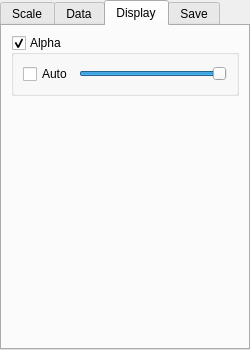
The window that lib/util/PlotWidget/plotConfigTemplate.ui (acq4/acq4) describes before a commit, drawn with Qt 5.
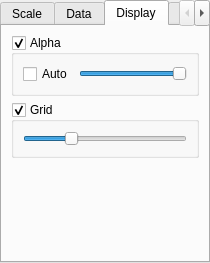
The same window after the commit. The open tabs and pages were chosen to show the change.

Commit message: bugfixes log plots plot grid control auto plot range in patch mod

Diff of the .ui file:
```diff
--- a/lib/util/PlotWidget/plotConfigTemplate.ui
+++ b/lib/util/PlotWidget/plotConfigTemplate.ui
@@ -6,8 +6,8 @@
    <rect>
     <x>0</x>
     <y>0</y>
-    <width>250</width>
-    <height>350</height>
+    <width>210</width>
+    <height>216</height>
    </rect>
   </property>
   <property name="maximumSize">
@@ -371,6 +371,31 @@
          </layout>
         </widget>
        </item>
+       <item>
+        <widget class="QGroupBox" name="gridGroup">
+         <property name="title">
+          <string>Grid</string>
+         </property>
+         <property name="checkable">
+          <bool>true</bool>
+         </property>
+         <layout class="QVBoxLayout" name="verticalLayout_4">
+          <item>
+           <widget class="QSlider" name="gridAlphaSlider">
+            <property name="maximum">
+             <number>255</number>
+            </property>
+            <property name="value">
+             <number>70</number>
+            </property>
+            <property name="orientation">
+             <enum>Qt::Horizontal</enum>
+            </property>
+           </widget>
+          </item>
+         </layout>
+        </widget>
+       </item>
        <item>
         <spacer name="verticalSpacer_2">
          <property name="orientation">
```
Left out of the diff: 18 changed lines with no effect on the pictures. The commit also changes 3 other files.
